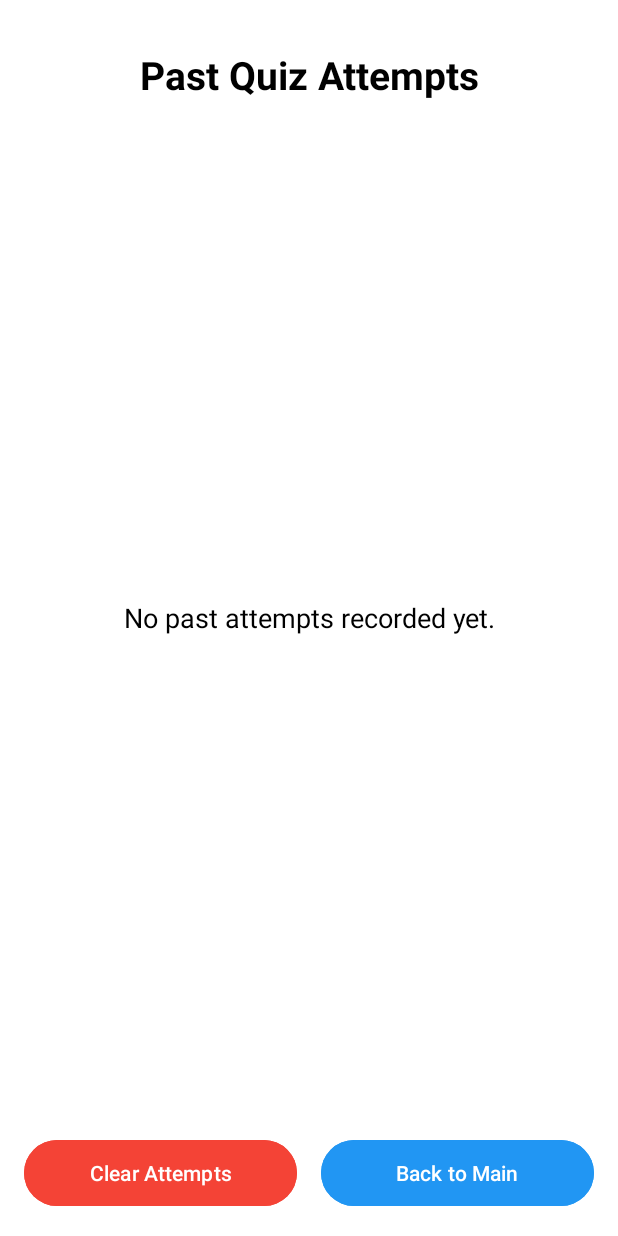
After one commit to HovanThomas/COMP3606_PROJECT_, an Android app: the PastAttemptsActivity screen opened directly, with no data from a screen before it, on a phone screen of 412 x 824 dp. The commit adds this screen. Run offline under Robolectric (Android 15) with nearby library versions, the phone set to English and light mode, and no system bars.

Commit message:
Add past attempts functioning, using objects and files from the lecture.

```diff
--- a/app/src/main/AndroidManifest.xml
+++ b/app/src/main/AndroidManifest.xml
@@ -36,6 +36,7 @@
         <activity android:name=".Question9Activity" />
         <activity android:name=".Question10Activity" />
         <activity android:name=".SummaryActivity" />
+        <activity android:name=".PastAttemptsActivity" />
 
     </application>
 
--- /dev/null
+++ b/app/src/main/java/com/example/javastartupcomponent/PastAttemptsActivity.java
@@ -0,0 +1,82 @@
+package com.example.javastartupcomponent;
+
+import android.os.Bundle;
+import android.view.View;
+import android.view.ViewGroup;
+import android.widget.ArrayAdapter;
+import android.widget.Button;
+import android.widget.ListView;
+import android.widget.TextView;
+import android.widget.Toast;
+
+import androidx.annotation.NonNull;
+import androidx.annotation.Nullable;
+import androidx.appcompat.app.AppCompatActivity;
+
+import java.util.List;
+
+public class PastAttemptsActivity extends AppCompatActivity {
+
+    private ListView listViewAttempts;
+    private TextView tvEmptyAttempts;
+    private List<Person> attemptsList;
+
+    @Override
+    protected void onCreate(Bundle savedInstanceState) {
+        super.onCreate(savedInstanceState);
+        setContentView(R.layout.activity_past_attempts);
+
+        listViewAttempts = findViewById(R.id.listViewAttempts);
+        tvEmptyAttempts = findViewById(R.id.tvEmptyAttempts);
+        Button btnClearAttempts = findViewById(R.id.btnClearAttempts);
+        Button btnBackToMain = findViewById(R.id.btnBackToMain);
+
+        loadAttemptsData();
+
+        btnClearAttempts.setOnClickListener(v -> {
+            FileStorage.clearAttempts(PastAttemptsActivity.this);
+            Toast.makeText(PastAttemptsActivity.this, "Past attempts cleared", Toast.LENGTH_SHORT).show();
+            loadAttemptsData();
+        });
+
+        btnBackToMain.setOnClickListener(v -> finish());
+    }
+
+    private void loadAttemptsData() {
+        attemptsList = FileStorage.loadAttempts(this);
+        if (attemptsList == null || attemptsList.isEmpty()) {
+            listViewAttempts.setVisibility(View.GONE);
+            tvEmptyAttempts.setVisibility(View.VISIBLE);
+        } else {
+            listViewAttempts.setVisibility(View.VISIBLE);
+            tvEmptyAttempts.setVisibility(View.GONE);
+            ArrayAdapter<Person> adapter = new ArrayAdapter<Person>(
+                    this,
+                    R.layout.item_past_attempt,
+                    R.id.tvItemName,
+                    attemptsList
+            ) {
+                @NonNull
+                @Override
+                public View getView(int position, @Nullable View convertView, @NonNull ViewGroup parent) {
+                    View view = super.getView(position, convertView, parent);
+
+                    Person person = getItem(position);
+                    TextView tvName = view.findViewById(R.id.tvItemName);
+                    TextView tvPhone = view.findViewById(R.id.tvItemPhone);
+                    TextView tvScore = view.findViewById(R.id.tvItemScore);
+                    TextView tvDate = view.findViewById(R.id.tvItemDate);
+
+                    if (person != null) {
+                        tvName.setText("Player: " + person.getName());
+                        tvPhone.setText("Phone: " + person.getPhone());
+                        tvScore.setText("Score: " + person.getScore() + " pts");
+                        tvDate.setText(person.getDate());
+                    }
+                    return view;
+                }
+            };
+            listViewAttempts.setAdapter(adapter);
+        }
+    }
+}
--- a/app/src/main/java/com/example/javastartupcomponent/SummaryActivity.java
+++ b/app/src/main/java/com/example/javastartupcomponent/SummaryActivity.java
@@ -34,6 +34,10 @@ public class SummaryActivity extends AppCompatActivity {
         playerName = intent.getStringExtra("PLAYER_NAME");
         playerPhone = intent.getStringExtra("PLAYER_PHONE");
         finalScore = intent.getIntExtra("CURRENT_SCORE", 0);
+
+        // Saves attempt to file using Person object
+        Person attemptPerson = new Person(playerName, playerPhone, finalScore);
+        FileStorage.saveAttempt(this, attemptPerson);
 
         // 2. Initialize Views
         TextView tvPlayerNameSummary = findViewById(R.id.tvPlayerNameSummary);
--- /dev/null
+++ b/app/src/main/res/layout/activity_past_attempts.xml
@@ -0,0 +1,66 @@
+<?xml version="1.0" encoding="utf-8"?>
+<LinearLayout xmlns:android="http://schemas.android.com/apk/res/android"
+    xmlns:tools="http://schemas.android.com/tools"
+    android:layout_width="match_parent"
+    android:layout_height="match_parent"
+    android:orientation="vertical"
+    android:background="@color/white"
+    android:padding="16dp">
+
+    <TextView
+        android:id="@+id/tvPastAttemptsTitle"
+        android:layout_width="match_parent"
+        android:layout_height="wrap_content"
+        android:text="Past Quiz Attempts"
+        android:textSize="26sp"
+        android:textStyle="bold"
+        android:textColor="@color/black"
+        android:gravity="center"
+        android:layout_marginTop="16dp"
+        android:layout_marginBottom="16dp" />
+
+    <ListView
+        android:id="@+id/listViewAttempts"
+        android:layout_width="match_parent"
+        android:layout_height="0dp"
+        android:layout_weight="1"
+        android:divider="#CCCCCC"
+        android:dividerHeight="1dp" />
+
+    <TextView
+        android:id="@+id/tvEmptyAttempts"
+        android:layout_width="match_parent"
+        android:layout_height="0dp"
+        android:layout_weight="1"
+        android:text="No past attempts recorded yet."
+        android:textColor="@color/black"
+        android:textSize="18sp"
+        android:gravity="center"
+        android:visibility="gone" />
+
+    <LinearLayout
+        android:layout_width="match_parent"
+        android:layout_height="wrap_content"
+        android:orientation="horizontal"
+        android:layout_marginTop="16dp">
+
+        <Button
+            android:id="@+id/btnClearAttempts"
+            android:layout_width="0dp"
+            android:layout_height="52dp"
+            android:layout_marginEnd="8dp"
+            android:layout_weight="1"
+            android:backgroundTint="#F44336"
+            android:text="Clear Attempts" />
+
+        <Button
+            android:id="@+id/btnBackToMain"
+            android:layout_width="0dp"
+            android:layout_height="52dp"
+            android:layout_weight="1"
+            android:layout_marginStart="8dp"
+            android:backgroundTint="#2196F3"
+            android:text="Back to Main" />
+    </LinearLayout>
+
+</LinearLayout>
```
Also changed, not shown: app/src/main/java/com/example/javastartupcomponent/FileStorage.java (added, +50 -0 lines), app/src/main/java/com/example/javastartupcomponent/Person.java (added, +67 -0 lines), app/src/main/java/com/example/javastartupcomponent/mainActivity.java (+9 -0 lines), app/src/main/res/layout/item_past_attempt.xml (added, +48 -0 lines).
